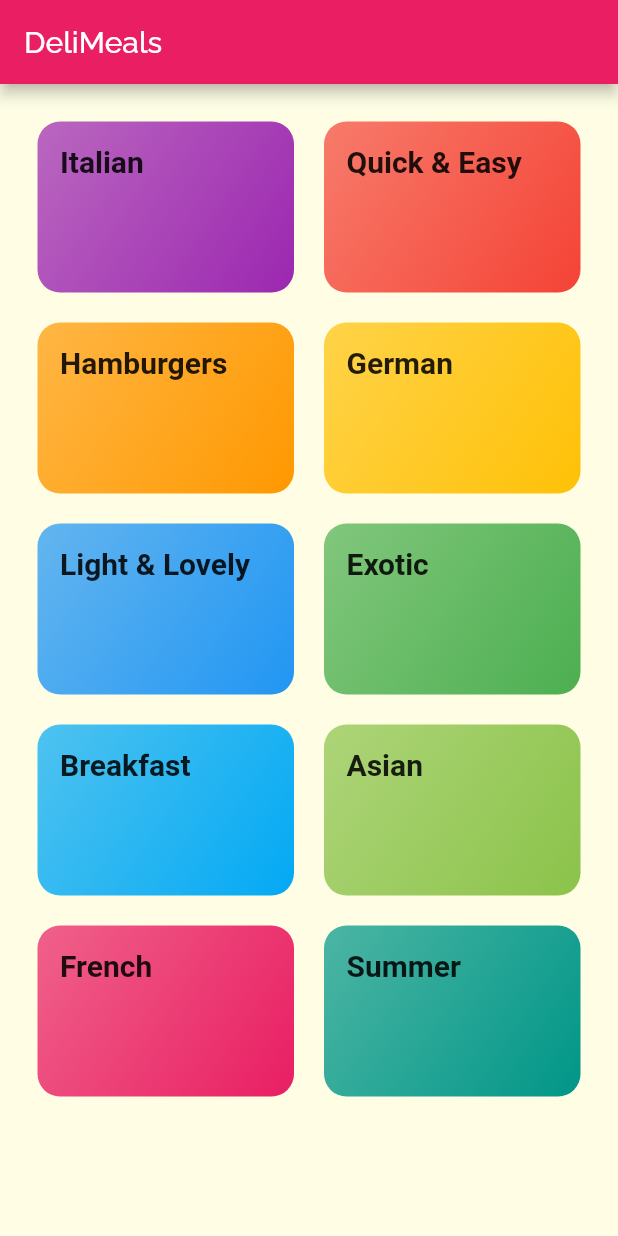
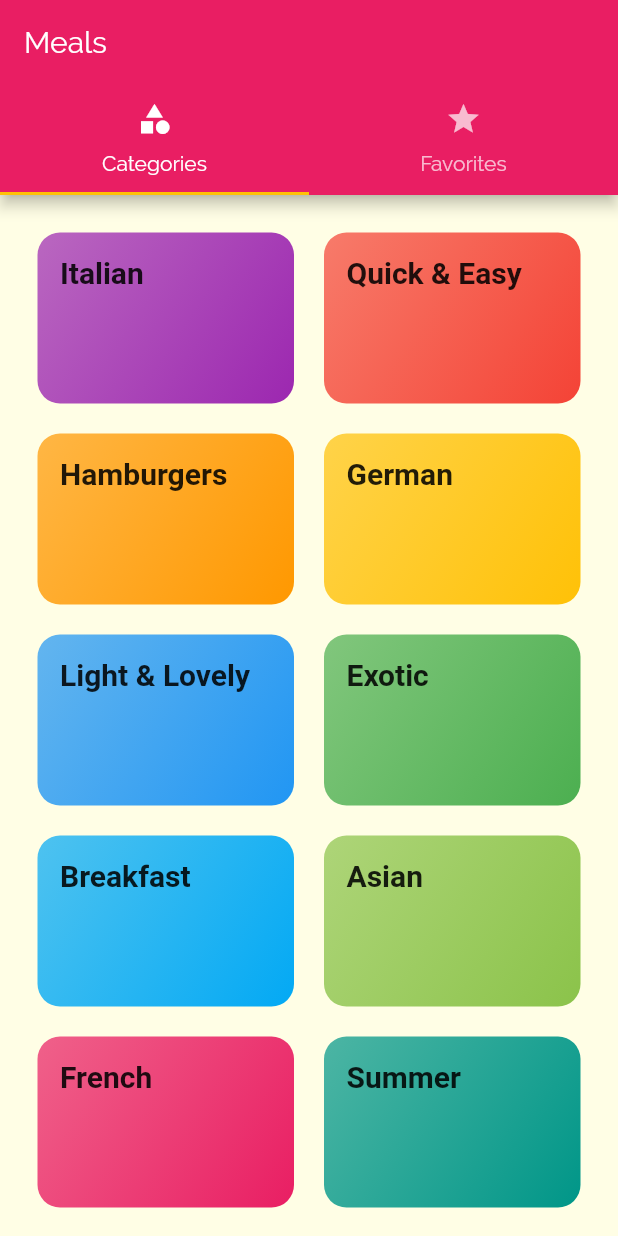
Before and after one commit to xxGus/flutter_course, a Flutter app: the screen it shows after launch, on a phone screen of 412 x 824 dp. Run offline on Flutter 3.47's test engine with Material 2 defaults, Android fonts, the phone set to English and light mode, and no system bars; Roboto replaces fonts that are missing (RebotoCondensed).

Commit message:
Added a TabBar to the Appbar

```diff
--- a/meals_app/lib/main.dart
+++ b/meals_app/lib/main.dart
@@ -1,7 +1,8 @@
 import 'package:flutter/material.dart';
+import 'package:meals_app/screens/meal_detail_screen.dart';
 
+import './screens/tabs_screen.dart';
 import './screens/category_meals_screen.dart';
-import './screens/categories_screen.dart';
 
 void main() => runApp(MyApp());
 
@@ -32,8 +33,9 @@ class MyApp extends StatelessWidget {
       ),
       // home: CategoriesScreen(),
       routes: {
-        '/': (ctx) => CategoriesScreen(),
-        CategoryMealsScreen.routeName: (ctx) => CategoryMealsScreen()
+        '/': (ctx) => TabsScreen(),
+        CategoryMealsScreen.routeName: (ctx) => CategoryMealsScreen(),
+        MealDetailScreen.routeName: (ctx) => MealDetailScreen()
       },
     );
   }
--- a/meals_app/lib/screens/categories_screen.dart
+++ b/meals_app/lib/screens/categories_screen.dart
@@ -6,11 +6,7 @@ import '../widgets/category_item.dart';
 class CategoriesScreen extends StatelessWidget {
   @override
   Widget build(BuildContext context) {
-    return Scaffold(
-      appBar: AppBar(
-        title: const Text('DeliMeals'),
-      ),
-      body: GridView(
+    return GridView(
       padding: const EdgeInsets.all(25),
       children: DUMMY_CATEGORIES
           .map((catData) => CategoryItem(
@@ -24,7 +20,6 @@ class CategoriesScreen extends StatelessWidget {
           childAspectRatio: 3 / 2,
           crossAxisSpacing: 20,
           mainAxisSpacing: 20),
-      ),
     );
   }
 }
--- a/meals_app/lib/screens/category_meals_screen.dart
+++ b/meals_app/lib/screens/category_meals_screen.dart
@@ -27,6 +27,7 @@ class CategoryMealsScreen extends StatelessWidget {
       body: ListView.builder(
         itemBuilder: (ctx, index) {
           return MealItem(
+            id: categoryMeals[index].id,
             title: categoryMeals[index].title,
             imageUrl: categoryMeals[index].imageUrl,
             duration: categoryMeals[index].duration,
--- /dev/null
+++ b/meals_app/lib/screens/tabs_screen.dart
@@ -0,0 +1,37 @@
+import 'package:flutter/material.dart';
+import 'package:meals_app/screens/favorites_screen.dart';
+import './categories_screen.dart';
+
+class TabsScreen extends StatefulWidget {
+  @override
+  _TabsScreenState createState() => _TabsScreenState();
+}
+
+class _TabsScreenState extends State<TabsScreen> {
+  @override
+  Widget build(BuildContext context) {
+    return DefaultTabController(
+      length: 2,
+      child: Scaffold(
+        appBar: AppBar(
+          title: Text('Meals'),
+          bottom: TabBar(
+            tabs: <Widget>[
+              Tab(
+                icon: Icon(Icons.category),
+                text: 'Categories',
+              ),
+              Tab(icon: Icon(Icons.star), text: 'Favorites')
+            ],
+          ),
+        ),
+        body: TabBarView(
+          children: <Widget>[
+            CategoriesScreen(),
+            FavoritesScreen(),
+          ],
+        ),
+      ),
+    );
+  }
+}
```
Also changed, not shown: meals_app/lib/screens/favorites_screen.dart (added, +10 -0 lines), meals_app/lib/screens/meal_detail_screen.dart (added, +91 -0 lines), meals_app/lib/widgets/meal_item.dart (+10 -2 lines), meals_app/assets/fonts/Raleway-Black.ttf (renamed from meals_app/assets/fonts/fonts/Raleway-Black.ttf), meals_app/assets/fonts/Raleway-Bold.ttf (renamed from meals_app/assets/fonts/fonts/Raleway-Bold.ttf), meals_app/assets/fonts/Raleway-Regular.ttf (renamed from meals_app/assets/fonts/fonts/Raleway-Regular.ttf), meals_app/assets/fonts/RobotoCondensed-Bold.ttf (renamed from meals_app/assets/fonts/fonts/RobotoCondensed-Bold.ttf), meals_app/assets/fonts/RobotoCondensed-Italic.ttf (renamed from meals_app/assets/fonts/fonts/RobotoCondensed-Italic.ttf), meals_app/assets/fonts/RobotoCondensed-Light.ttf (renamed from meals_app/assets/fonts/fonts/RobotoCondensed-Light.ttf), meals_app/assets/fonts/RobotoCondensed-Regular.ttf (renamed from meals_app/assets/fonts/fonts/RobotoCondensed-Regular.ttf). Lines whose indentation alone changed are shown as unchanged.
